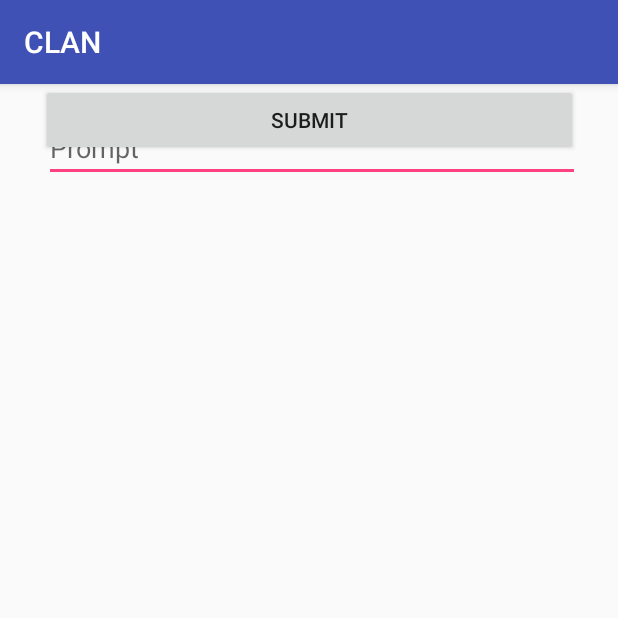
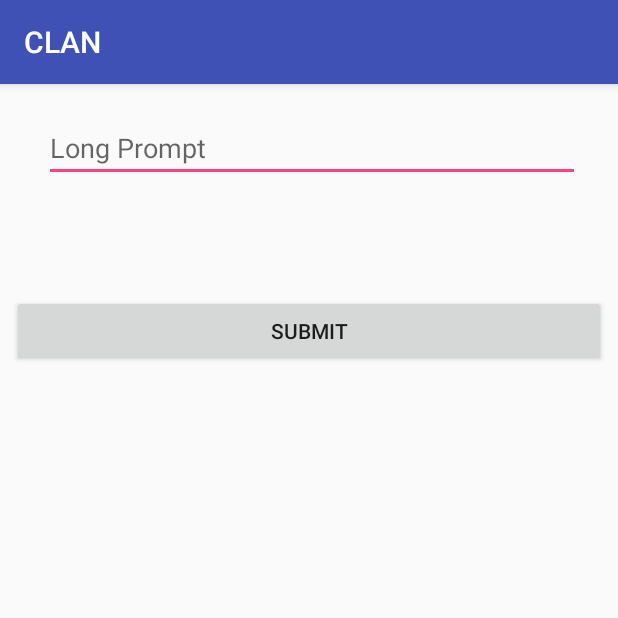
Before and after one commit to loliveto/newD6, an Android app: the fragment CreateLongQuestion shown on its own in the app's theme, on a phone screen of 412 x 824 dp, the top half of it. Run offline under Robolectric (Android 15) with nearby library versions, the phone set to English and light mode, and no system bars.

```diff
--- a/app/src/main/java/com/example/john/quizsurvey/Views/CreateLongQuestion.java
+++ b/app/src/main/java/com/example/john/quizsurvey/Views/CreateLongQuestion.java
@@ -9,7 +9,6 @@ import android.view.ViewGroup;
 import android.widget.Button;
 import android.widget.EditText;
 
-import com.example.john.quizsurvey.DataModels.Questionare;
 import com.example.john.quizsurvey.DataModels.LongQuestion;
 import com.example.john.quizsurvey.MainActivity;
 import com.example.john.quizsurvey.R;
@@ -41,8 +40,7 @@ public class CreateLongQuestion extends Fragment{
                              Bundle savedInstanceState) {
         // Inflate the layout for this fragment
         View view =  inflater.inflate(R.layout.fragment_create_long, container, false);
-        final EditText prompt = view.findViewById(R.id.prompt);
-       // final EditText answer = view.findViewById(R.id.shortanswer);
+        final EditText prompt = view.findViewById(R.id.longprompt);
         Button submit = view.findViewById(R.id.submit);
 
         submit.setOnClickListener(new View.OnClickListener() {
@@ -50,7 +48,7 @@ public class CreateLongQuestion extends Fragment{
             public void onClick(View v) {
                 LongQuestion question = new LongQuestion(prompt.getText().toString());
                 questionare.addQuestion(question);
-                //questionare.asheet.addCorrectAnswer(answer.getText().toString());
+                questionare.asheet.addCorrectAnswer("");
                 ((MainActivity)getActivity()).toSeeQuestionare(questionare);
             }
         });
--- a/app/src/main/java/com/example/john/quizsurvey/Views/CreateShortQuestion.java
+++ b/app/src/main/java/com/example/john/quizsurvey/Views/CreateShortQuestion.java
@@ -39,7 +39,7 @@ public class CreateShortQuestion extends Fragment {
                              Bundle savedInstanceState) {
         // Inflate the layout for this fragment
         View view =  inflater.inflate(R.layout.fragment_create_short, container, false);
-        final EditText prompt = view.findViewById(R.id.prompt);
+        final EditText prompt = view.findViewById(R.id.longprompt);
         final EditText answer = view.findViewById(R.id.shortanswer);
         Button submit = view.findViewById(R.id.submitshort);
 
--- a/app/src/main/res/layout/fragment_create_long.xml
+++ b/app/src/main/res/layout/fragment_create_long.xml
@@ -7,7 +7,7 @@
     android:layout_height="match_parent">
 
     <EditText
-        android:id="@+id/prompt"
+        android:id="@+id/longprompt"
         android:layout_width="357dp"
         android:layout_height="wrap_content"
         android:layout_marginBottom="8dp"
@@ -15,7 +15,7 @@
         android:layout_marginStart="8dp"
         android:layout_marginTop="8dp"
         android:ems="10"
-        android:hint="Prompt"
+        android:hint="Long Prompt"
         android:inputType="textPersonName"
         app:layout_constraintBottom_toBottomOf="parent"
         app:layout_constraintEnd_toEndOf="parent"
@@ -26,14 +26,18 @@
 
     <Button
         android:id="@+id/submit"
-        android:layout_width="358dp"
+        android:layout_width="0dp"
         android:layout_height="wrap_content"
+        android:layout_marginBottom="41dp"
         android:layout_marginEnd="8dp"
         android:layout_marginStart="8dp"
-        android:layout_marginTop="8dp"
+        android:layout_marginTop="75dp"
         android:text="Submit"
+        app:layout_constraintBottom_toBottomOf="parent"
         app:layout_constraintEnd_toEndOf="parent"
+        app:layout_constraintHorizontal_bias="0.0"
         app:layout_constraintStart_toStartOf="parent"
-        app:layout_constraintTop_toBottomOf="@+id/editText" />
+        app:layout_constraintTop_toBottomOf="@+id/longprompt"
+        app:layout_constraintVertical_bias="0.0" />
 
 </android.support.constraint.ConstraintLayout>
--- a/app/src/main/res/layout/fragment_create_short.xml
+++ b/app/src/main/res/layout/fragment_create_short.xml
@@ -14,7 +14,7 @@
             android:layout_height="match_parent" >
 
             <EditText
-                android:id="@+id/prompt"
+                android:id="@+id/longprompt"
                 android:layout_width="wrap_content"
                 android:layout_height="wrap_content"
                 android:ems="10"
```
Also changed, not shown: app/src/main/java/com/example/john/quizsurvey/MainActivity.java (+9 -0 lines), app/src/main/java/com/example/john/quizsurvey/Views/QTypeSelect.java (+8 -0 lines).
